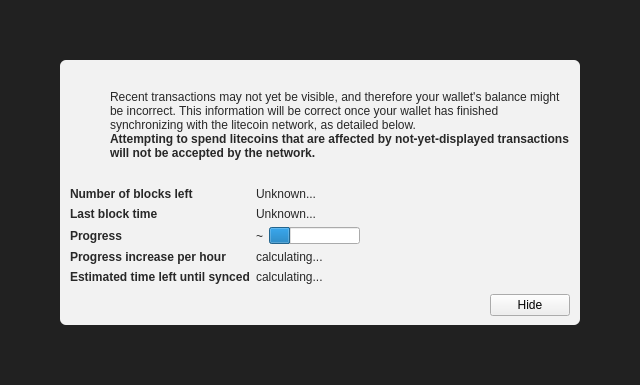
This is src/qt/forms/modaloverlay.ui in Cubicverse/CubicverseCoin as Qt 5 draws it before an edit. The edited form follows.
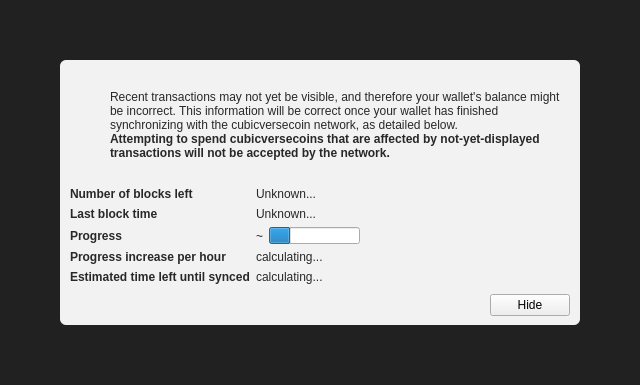
This is the edited form. Icons and pictures are not drawn. Custom widgets are drawn as their Qt base class.

Diff of the .ui file:
```diff
--- a/src/qt/forms/modaloverlay.ui
+++ b/src/qt/forms/modaloverlay.ui
@@ -130,7 +130,7 @@
              <item>
               <widget class="QLabel" name="infoText">
                <property name="text">
-                <string>Recent transactions may not yet be visible, and therefore your wallet's balance might be incorrect. This information will be correct once your wallet has finished synchronizing with the litecoin network, as detailed below.</string>
+                <string>Recent transactions may not yet be visible, and therefore your wallet's balance might be incorrect. This information will be correct once your wallet has finished synchronizing with the cubicversecoin network, as detailed below.</string>
                </property>
                <property name="textFormat">
                 <enum>Qt::RichText</enum>
@@ -149,7 +149,7 @@
                 </font>
                </property>
                <property name="text">
-                <string>Attempting to spend litecoins that are affected by not-yet-displayed transactions will not be accepted by the network.</string>
+                <string>Attempting to spend cubicversecoins that are affected by not-yet-displayed transactions will not be accepted by the network.</string>
                </property>
                <property name="textFormat">
                 <enum>Qt::RichText</enum>
```
